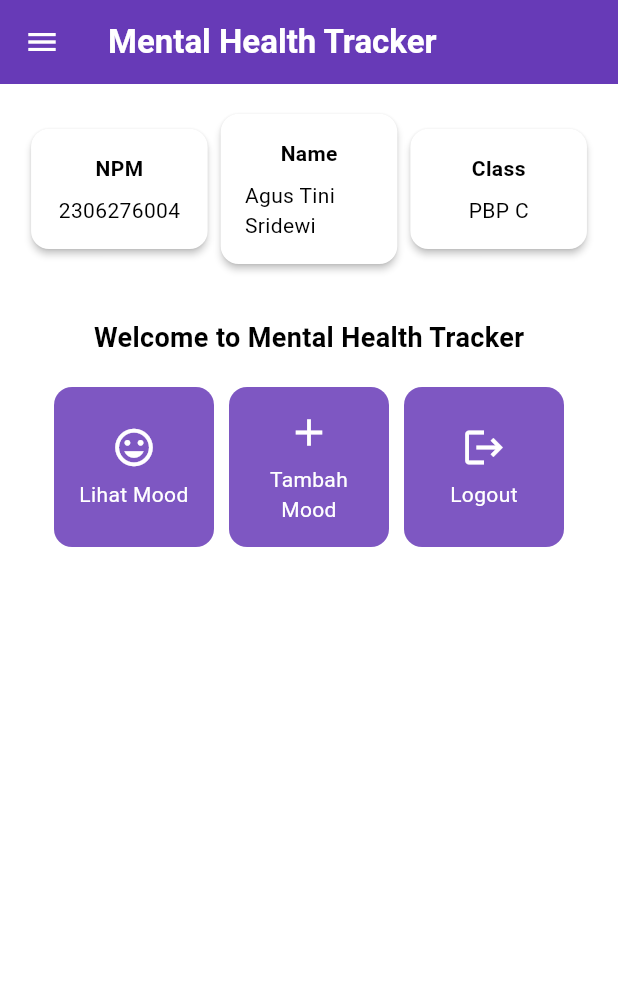
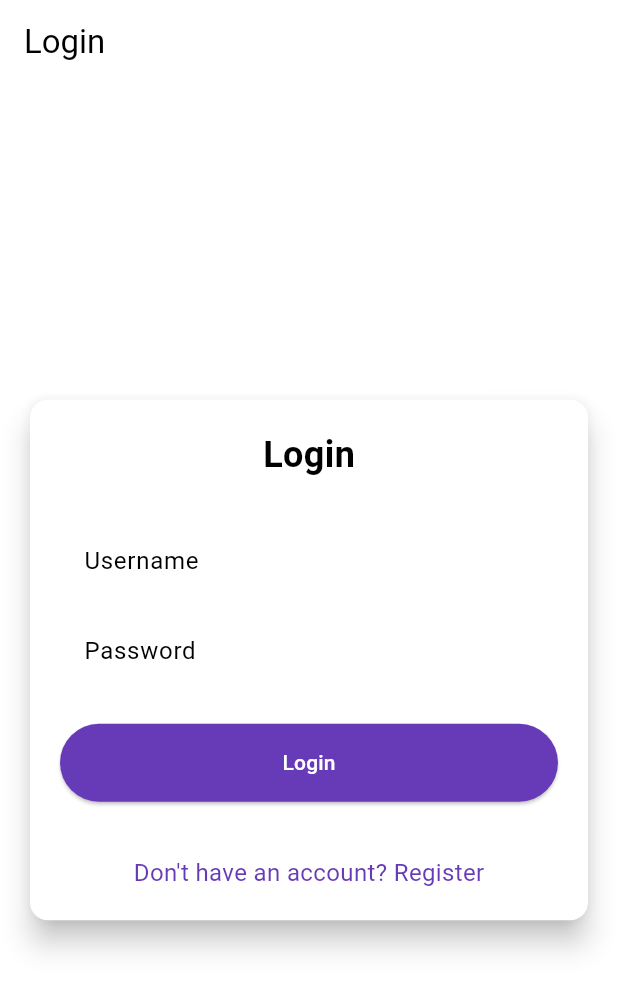
Before and after one commit to agustinisridewi/mental-health-tracker-mobile, a Flutter app: the screen it shows after launch, on a phone screen of 412 x 824 dp. Shown: the top 991 px of the screen. Run offline on Flutter 3.47's test engine with Material 3 defaults, Android fonts, the phone set to English and light mode, and no system bars; missing offline and left inert: pbp_django_auth.

Commit message:
Tutorial 8

```diff
--- a/lib/main.dart
+++ b/lib/main.dart
@@ -1,5 +1,7 @@
 import 'package:flutter/material.dart';
-import 'package:mental_health_tracker/screens/menu.dart';
+import 'package:mental_health_tracker/screens/login.dart';
+import 'package:pbp_django_auth/pbp_django_auth.dart';
+import 'package:provider/provider.dart';
 
 void main() {
   runApp(const MyApp());
@@ -8,33 +10,23 @@ void main() {
 class MyApp extends StatelessWidget {
   const MyApp({super.key});
 
-  // This widget is the root of your application.
   @override
   Widget build(BuildContext context) {
-    return MaterialApp(
-      title: 'Flutter Demo',
-      theme: ThemeData(
-        // This is the theme of your application.
-        //
-        // TRY THIS: Try running your application with "flutter run". You'll see
-        // the application has a purple toolbar. Then, without quitting the app,
-        // try changing the seedColor in the colorScheme below to Colors.green
-        // and then invoke "hot reload" (save your changes or press the "hot
-        // reload" button in a Flutter-supported IDE, or press "r" if you used
-        // the command line to start the app).
-        //
-        // Notice that the counter didn't reset back to zero; the application
-        // state is not lost during the reload. To reset the state, use hot
-        // restart instead.
-        //
-        // This works for code too, not just values: Most code changes can be
-        // tested with just a hot reload.
-         colorScheme: ColorScheme.fromSwatch(
-       primarySwatch: Colors.deepPurple,
-        ).copyWith(secondary: Colors.deepPurple[400]),
-        useMaterial3: true,
+    return Provider(
+      create: (_) {
+        CookieRequest request = CookieRequest();
+        return request;
+      },
+      child: MaterialApp(
+        title: 'Mental Health Tracker',
+        theme: ThemeData(
+          useMaterial3: true,
+          colorScheme: ColorScheme.fromSwatch(
+            primarySwatch: Colors.deepPurple,
+          ).copyWith(secondary: Colors.deepPurple[400]),
+        ),
+        home: const LoginPage(),
       ),
-      home: MyHomePage(),
     );
   }
 }
--- /dev/null
+++ b/lib/screens/login.dart
@@ -0,0 +1,183 @@
+import 'package:mental_health_tracker/screens/menu.dart';
+import 'package:flutter/material.dart';
+import 'package:pbp_django_auth/pbp_django_auth.dart';
+import 'package:provider/provider.dart';
+import 'package:mental_health_tracker/screens/register.dart';
+
+// TODO: Import halaman RegisterPage jika sudah dibuat
+
+void main() {
+  runApp(const LoginApp());
+}
+
+class LoginApp extends StatelessWidget {
+  const LoginApp({super.key});
+
+  @override
+  Widget build(BuildContext context) {
+    return MaterialApp(
+      title: 'Login',
+      theme: ThemeData(
+        useMaterial3: true,
+        colorScheme: ColorScheme.fromSwatch(
+          primarySwatch: Colors.deepPurple,
+        ).copyWith(secondary: Colors.deepPurple[400]),
+      ),
+      home: const LoginPage(),
+    );
+  }
+}
+
+class LoginPage extends StatefulWidget {
+  const LoginPage({super.key});
+
+  @override
+  State<LoginPage> createState() => _LoginPageState();
+}
+
+class _LoginPageState extends State<LoginPage> {
+  final TextEditingController _usernameController = TextEditingController();
+  final TextEditingController _passwordController = TextEditingController();
+
+  @override
+  Widget build(BuildContext context) {
+    final request = context.watch<CookieRequest>();
+
+    return Scaffold(
+      appBar: AppBar(
+        title: const Text('Login'),
+      ),
+      body: Center(
+        child: SingleChildScrollView(
+          padding: const EdgeInsets.all(16.0),
+          child: Card(
+            elevation: 8,
+            shape: RoundedRectangleBorder(
+              borderRadius: BorderRadius.circular(12.0),
+            ),
+            child: Padding(
+              padding: const EdgeInsets.all(20.0),
+              child: Column(
+                mainAxisSize: MainAxisSize.min,
+                children: [
+                  const Text(
+                    'Login',
+                    style: TextStyle(
+                      fontSize: 24.0,
+                      fontWeight: FontWeight.bold,
+                    ),
+                  ),
+                  const SizedBox(height: 30.0),
+                  TextField(
+                    controller: _usernameController,
+                    decoration: const InputDecoration(
+                      labelText: 'Username',
+                      hintText: 'Enter your username',
+                      border: OutlineInputBorder(
+                        borderRadius: BorderRadius.all(Radius.circular(12.0)),
+                      ),
+                      contentPadding:
+                          EdgeInsets.symmetric(horizontal: 12.0, vertical: 8.0),
+                    ),
+                  ),
+                  const SizedBox(height: 12.0),
+                  TextField(
+                    controller: _passwordController,
+                    decoration: const InputDecoration(
+                      labelText: 'Password',
+                      hintText: 'Enter your password',
+                      border: OutlineInputBorder(
+                        borderRadius: BorderRadius.all(Radius.circular(12.0)),
+                      ),
+                      contentPadding:
+                          EdgeInsets.symmetric(horizontal: 12.0, vertical: 8.0),
+                    ),
+                    obscureText: true,
+                  ),
+                  const SizedBox(height: 24.0),
+                  ElevatedButton(
+                    onPressed: () async {
+                      String username = _usernameController.text;
+                      String password = _passwordController.text;
+
+                      // Cek kredensial
+                      // TODO: Ganti URL dan jangan lupa tambahkan trailing slash (/) di akhir URL!
+                      // Untuk menyambungkan Android emulator dengan Django pada localhost,
+                      // gunakan URL http://10.0.2.2/
+                      final response = await request
+                          .login("http://127.0.0.1:8000/auth/login/", {
+                        'username': username,
+                        'password': password,
+                      });
+
+                      if (request.loggedIn) {
+                        String message = response['message'];
+                        String uname = response['username'];
+                        if (context.mounted) {
+                          Navigator.pushReplacement(
+                            context,
+                            MaterialPageRoute(
+                                builder: (context) => MyHomePage()),
+                          );
+                          ScaffoldMessenger.of(context)
+                            ..hideCurrentSnackBar()
+                            ..showSnackBar(
+                              SnackBar(
+                                  content:
+                                      Text("$message Selamat datang, $uname.")),
+                            );
+                        }
+                      } else {
+                        if (context.mounted) {
+                          showDialog(
+                            context: context,
+                            builder: (context) => AlertDialog(
+                              title: const Text('Login Gagal'),
+                              content: Text(response['message']),
+                              actions: [
+                                TextButton(
+                                  child: const Text('OK'),
+                                  onPressed: () {
+                                    Navigator.pop(context);
+                                  },
+                                ),
+                              ],
+                            ),
+                          );
+                        }
+                      }
+                    },
+                    style: ElevatedButton.styleFrom(
+                      foregroundColor: Colors.white,
+                      minimumSize: const Size(double.infinity, 50),
+                      backgroundColor: Theme.of(context).colorScheme.primary,
+                      padding: const EdgeInsets.symmetric(vertical: 16.0),
+                    ),
+                    child: const Text('Login'),
+                  ),
+                  const SizedBox(height: 36.0),
+                  GestureDetector(
+                    onTap: () {
+                      Navigator.push(
+                        context,
+                        MaterialPageRoute(
+                            builder: (context) => const RegisterPage()),
+                      );
+                    },
+                    child: Text(
+                      'Don\'t have an account? Register',
+                      style: TextStyle(
+                        color: Theme.of(context).colorScheme.primary,
+                        fontSize: 16.0,
+                      ),
+                    ),
+                  ),
+                ],
+              ),
+            ),
+          ),
+        ),
+      ),
+    );
+  }
+}
--- a/lib/screens/menu.dart
+++ b/lib/screens/menu.dart
@@ -1,6 +1,5 @@
 import 'package:flutter/material.dart';
 import 'package:mental_health_tracker/widgets/left_drawer.dart';
-import 'package:mental_health_tracker/screens/moodentry_form.dart';
 import 'package:mental_health_tracker/widgets/mood_card.dart';
 
 class MyHomePage extends StatelessWidget {
--- a/pubspec.yaml
+++ b/pubspec.yaml
@@ -35,6 +35,9 @@ dependencies:
   # The following adds the Cupertino Icons font to your application.
   # Use with the CupertinoIcons class for iOS style icons.
   cupertino_icons: ^1.0.8
+  provider: ^6.1.2
+  pbp_django_auth: ^0.4.0
+  http: ^1.2.2
 
 dev_dependencies:
   flutter_test:
```
Also changed, not shown: lib/models/mood_entry.dart (added, +65 -0 lines), lib/screens/list_moodentry.dart (added, +90 -0 lines), lib/screens/moodentry_form.dart (+35 -29 lines), lib/screens/register.dart (added, +166 -0 lines), lib/widgets/left_drawer.dart (+12 -3 lines), lib/widgets/mood_card.dart (+37 -1 lines), pubspec.lock, 8 other files.
